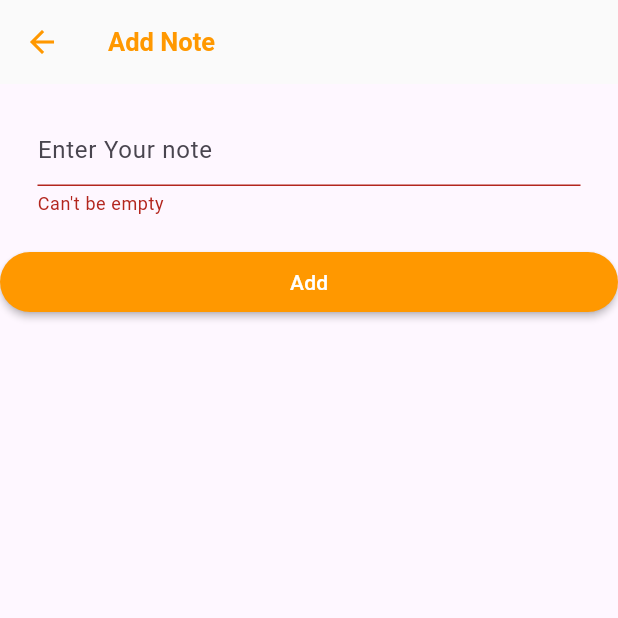
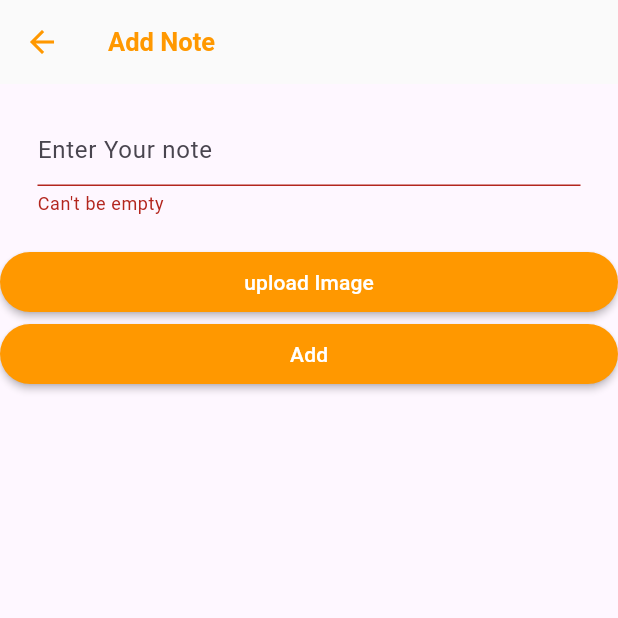
Before and after one commit to Hiei40/Firebase, a Flutter app: the Addnote screen opened directly with empty values, after a tap on "Add", on a phone screen of 412 x 824 dp, the top half of it. Run offline on Flutter 3.47's test engine with Material 3 defaults, Android fonts, the phone set to English and light mode, and no system bars; our stand-ins replace awesome_dialog, cloud_firestore, firebase_auth, firebase_core, firebase_storage, google_sign_in and 1 more; accounts and stored records are empty; network calls fail.

Commit message:
add note with images

```diff
--- /dev/null
+++ b/lib/Components/Custombuton upload.dart
@@ -0,0 +1,25 @@
+import 'package:flutter/material.dart';
+
+class Custombuttonupload extends StatelessWidget {
+  final void Function() onPressed;
+  final String Title;
+  final bool Isselected;
+  const Custombuttonupload(
+      {super.key, required this.onPressed, required this.Title, required this.Isselected});
+
+  @override
+  Widget build(BuildContext context) {
+    return Container(
+      width: double.infinity,
+      child: MaterialButton(
+        textColor: Colors.white,
+        height: 40,
+        minWidth: 200,
+        shape: RoundedRectangleBorder(borderRadius: BorderRadius.circular(20)),
+        child: Text(Title),
+        color: Isselected? Colors.green:Colors.orange,
+        onPressed: onPressed,
+      ),
+    );
+  }
+}
--- a/lib/Filter.dart
+++ b/lib/Filter.dart
@@ -25,7 +25,7 @@ class _FilterFirestoreState extends State<FilterFirestore> {
 
       file = File(photo!.path);
       var imagename=basename(photo.path);
-      var refStorage = FirebaseStorage.instance.ref("images/$imagename");
+      var refStorage = FirebaseStorage.instance.ref("images").child(imagename);
       await refStorage.putFile(file!); // This line was missing in your code
    url=await refStorage.getDownloadURL();
       setState(() {});
--- a/lib/note/Add note.dart
+++ b/lib/note/Add note.dart
@@ -1,7 +1,11 @@
 import 'package:cloud_firestore/cloud_firestore.dart';
 import 'package:firebase/Components/CustomButtonAuth.dart';
-import 'package:firebase_auth/firebase_auth.dart';
+import 'package:firebase/Components/Custombuton%20upload.dart';
+import 'dart:io';
+import 'package:firebase_storage/firebase_storage.dart';
 import 'package:flutter/material.dart';
+import 'package:image_picker/image_picker.dart';
+import 'package:path/path.dart';
 class Addnote extends StatefulWidget {
   final String docid;
 
@@ -19,27 +23,62 @@ class _AddnoteState extends State<Addnote> {
   bool isloading=false;
 //SET -update
   //set-add
+  File? file;
+  String? url;
 
-  void addnote() async {
-    CollectionReference Collectionnote =
-    FirebaseFirestore.instance.collection('categories').doc(widget.docid).collection("note");
+
+  getImage() async {
+    final ImagePicker picker = ImagePicker();
+    final XFile? photo = await picker.pickImage(source: ImageSource.camera);
+
+
+    file = File(photo!.path);
+    var imagename=basename(photo.path);
+    var refStorage = FirebaseStorage.instance.ref("images").child(imagename);
+    await refStorage.putFile(file!); // This line was missing in your code
+    url=await refStorage.getDownloadURL();
+    setState(() {});
+
+  }
+  void addnote(context) async {
+    CollectionReference Collectionnote = FirebaseFirestore.instance
+        .collection('categories')
+        .doc(widget.docid)
+        .collection("note");
 
     if (formState.currentState!.validate()) {
       try {
         isloading = true;
         setState(() {});
-        DocumentReference response = await Collectionnote.add({
-          "note": note.text,
-        });
-        isloading = false;
-        setState(() {});
-        Navigator.of(context).pushReplacementNamed('homePage');
-        print(response);
+
+        // Check if both note and file are not null before proceeding
+        if (note.text.isNotEmpty && file != null) {
+          var imagename = basename(file!.path);
+          var refStorage =
+          FirebaseStorage.instance.ref("images").child(imagename);
+          await refStorage.putFile(file!);
+
+          url = await refStorage.getDownloadURL();
+
+          // Add both note and image URL to Firestore
+          await Collectionnote.add({
+            "note": note.text,
+            "url": url,
+          });
+
+          isloading = false;
+          setState(() {});
+          Navigator.of(context).pushReplacementNamed('homePage');
+        } else {
+          // Handle case where note or file is null
+          // You can show an error message or take appropriate action
+        }
       } catch (e) {
         print('Error $e');
       }
     }
   }
+
   void dispose() {
     super.dispose();
     note.dispose();
@@ -75,10 +114,14 @@ class _AddnoteState extends State<Addnote> {
                 ),
               ),
             ),
+            Custombuttonupload(onPressed: (){
+              getImage();
+            }, Title: "upload Image", Isselected: url==null?false:true,),
             Custombuttonauth(
-              onPressed: addnote,
+              onPressed: () => addnote(context),
               Title: 'Add',
             ),
+
           ],
         ),
       ),
--- a/lib/note/View.dart
+++ b/lib/note/View.dart
@@ -116,11 +116,18 @@ class _NoteViewState extends State<NoteView> {
                         child: Column(
                           children: [
                             Text("${data[index]['note']}"),
+                            if(data[index]["url"] != "none")
+                              Image.network(
+                                data[index]["url"],
+                                height: 100, // Set a specific height for the image
+                                width: 100,  // Set a specific width for the image
+                              ),
                           ],
                         ),
                       ),
                     ),
                   ),
+
                 );
               },
             ),
```
Also changed, not shown: lib/main.dart (+6 -8 lines).
